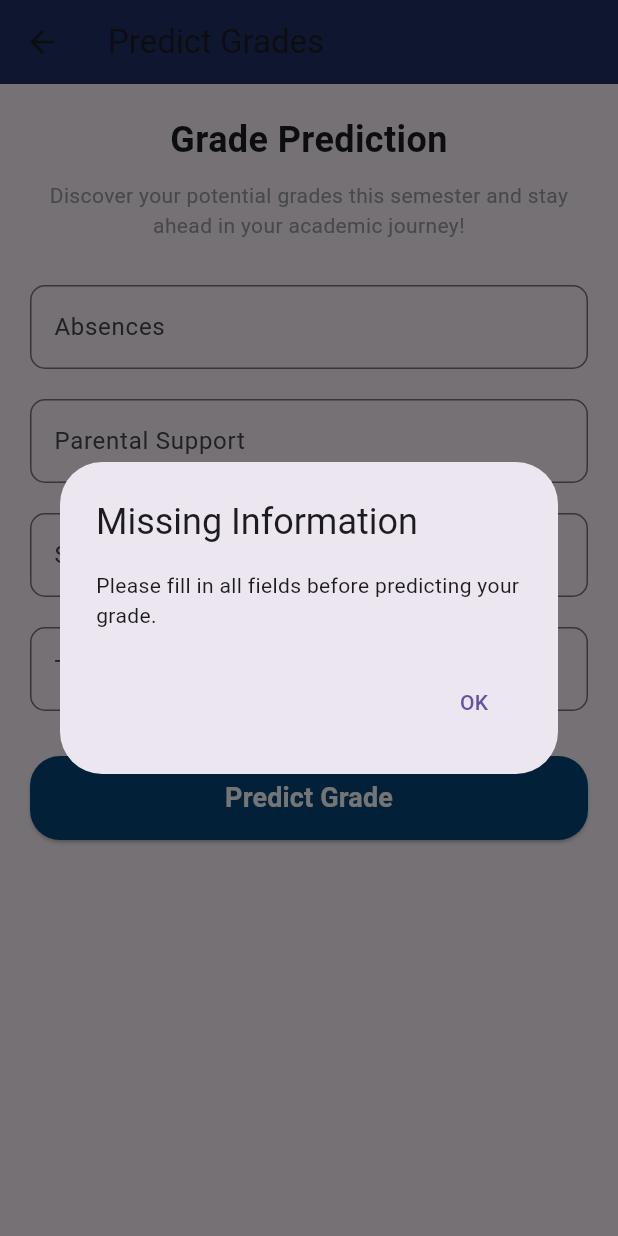
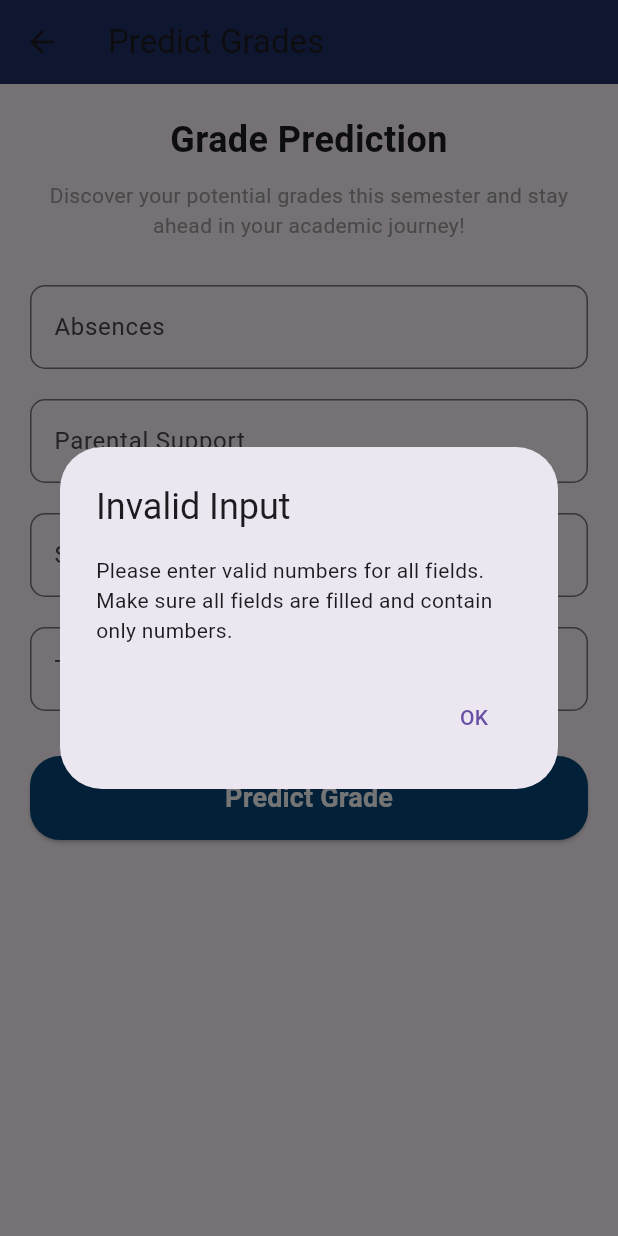
Before and after one commit to Kylapurity/linear-regression, a Flutter app: the GradePage screen opened directly, after a tap on "Predict Grade", on a phone screen of 412 x 824 dp. Run offline on Flutter 3.47's test engine with Material 3 defaults, Android fonts, the light colour scheme and no system bars.

Commit message:
update predict

```diff
--- a/student_grade_app/lib/screens/predict_page.dart
+++ b/student_grade_app/lib/screens/predict_page.dart
@@ -4,7 +4,7 @@ import 'dart:convert';
 import 'grade_pred_page.dart';
 
 class GradePage extends StatefulWidget {
-  const GradePage({Key? key}) : super(key: key);
+  const GradePage({super.key});
 
   @override
   State<GradePage> createState() => _GradePageState();
@@ -27,18 +27,32 @@ class _GradePageState extends State<GradePage> {
   }
 
   bool _areFieldsValid() {
-    return _absencesController.text.isNotEmpty &&
-        _parentalSupportController.text.isNotEmpty &&
-        _studyTimeController.text.isNotEmpty &&
-        _tutoringController.text.isNotEmpty;
+    try {
+      if (_absencesController.text.isEmpty ||
+          _parentalSupportController.text.isEmpty ||
+          _studyTimeController.text.isEmpty ||
+          _tutoringController.text.isEmpty) {
+        return false;
+      }
+
+      // Try parsing the values to check if they're valid numbers
+      int.parse(_absencesController.text);
+      int.parse(_parentalSupportController.text);
+      double.parse(_studyTimeController.text);
+      int.parse(_tutoringController.text);
+
+      return true;
+    } catch (e) {
+      return false;
+    }
   }
 
   void _showValidationError() {
     showDialog(
       context: context,
       builder: (context) => AlertDialog(
-        title: const Text('Missing Information'),
-        content: const Text('Please fill in all fields before predicting your grade.'),
+        title: const Text('Invalid Input'),
+        content: const Text('Please enter valid numbers for all fields. Make sure all fields are filled and contain only numbers.'),
         actions: [
           TextButton(
             onPressed: () => Navigator.pop(context),
@@ -73,7 +87,8 @@ class _GradePageState extends State<GradePage> {
 
       if (response.statusCode == 200) {
         final data = jsonDecode(response.body);
-        final predictedGrade = data['predicted_grade'] as double;
+        // Convert the predicted_grade to double explicitly
+        final predictedGrade = double.parse(data['predicted_grade'].toString());
 
         if (!mounted) return;
 
@@ -88,6 +103,7 @@ class _GradePageState extends State<GradePage> {
       }
     } catch (e) {
       setState(() => _isLoading = false);
+      if (!mounted) return;
       showDialog(
         context: context,
         builder: (context) => AlertDialog(
@@ -137,7 +153,7 @@ class _GradePageState extends State<GradePage> {
                 const SizedBox(height: 30),
                 TextField(
                   controller: _absencesController,
-                  keyboardType: TextInputType.number,
+                  keyboardType: const TextInputType.numberWithOptions(decimal: false, signed: false),
                   decoration: InputDecoration(
                     labelText: 'Absences',
                     border: OutlineInputBorder(
@@ -148,7 +164,7 @@ class _GradePageState extends State<GradePage> {
                 const SizedBox(height: 20),
                 TextField(
                   controller: _parentalSupportController,
-                  keyboardType: TextInputType.number,
+                  keyboardType: const TextInputType.numberWithOptions(decimal: false, signed: false),
                   decoration: InputDecoration(
                     labelText: 'Parental Support',
                     border: OutlineInputBorder(
@@ -159,7 +175,7 @@ class _GradePageState extends State<GradePage> {
                 const SizedBox(height: 20),
                 TextField(
                   controller: _studyTimeController,
-                  keyboardType: TextInputType.number,
+                  keyboardType: const TextInputType.numberWithOptions(decimal: true, signed: false),
                   decoration: InputDecoration(
                     labelText: 'Study Time Weekly',
                     border: OutlineInputBorder(
@@ -170,7 +186,7 @@ class _GradePageState extends State<GradePage> {
                 const SizedBox(height: 20),
                 TextField(
                   controller: _tutoringController,
-                  keyboardType: TextInputType.number,
+                  keyboardType: const TextInputType.numberWithOptions(decimal: false, signed: false),
                   decoration: InputDecoration(
                     labelText: 'Tutoring',
                     border: OutlineInputBorder(
@@ -200,6 +216,7 @@ class _GradePageState extends State<GradePage> {
                           ),
                         ),
                 ),
+                const SizedBox(height: 20),
               ],
             ),
           ),
```
